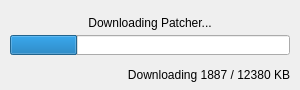
patchkit-net/patchkit-launcher-qt, file src/mainwindow.ui: the form before one commit.
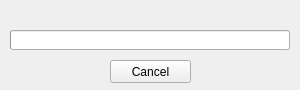
The form after the commit.

What changed in the file:
```diff
--- a/src/mainwindow.ui
+++ b/src/mainwindow.ui
@@ -35,52 +35,52 @@
    <locale language="English" country="UnitedStates"/>
   </property>
   <widget class="QWidget" name="centralWidget">
-   <widget class="QLabel" name="status">
-    <property name="geometry">
-     <rect>
-      <x>0</x>
-      <y>0</y>
-      <width>300</width>
-      <height>30</height>
-     </rect>
-    </property>
-    <property name="text">
-     <string notr="true">Downloading Patcher...</string>
-    </property>
-    <property name="alignment">
-     <set>Qt::AlignBottom|Qt::AlignHCenter</set>
-    </property>
-   </widget>
    <widget class="QProgressBar" name="progressBar">
     <property name="geometry">
      <rect>
       <x>10</x>
-      <y>35</y>
+      <y>30</y>
       <width>280</width>
       <height>20</height>
      </rect>
     </property>
     <property name="value">
-     <number>24</number>
+     <number>0</number>
     </property>
     <property name="textVisible">
      <bool>false</bool>
     </property>
    </widget>
-   <widget class="QLabel" name="downloadStatus">
+   <widget class="QLabel" name="status">
     <property name="geometry">
      <rect>
       <x>10</x>
+      <y>10</y>
+      <width>281</width>
+      <height>16</height>
+     </rect>
+    </property>
+    <property name="layoutDirection">
+     <enum>Qt::LeftToRight</enum>
+    </property>
+    <property name="text">
+     <string notr="true"/>
+    </property>
+    <property name="alignment">
+     <set>Qt::AlignCenter</set>
+    </property>
+   </widget>
+   <widget class="QPushButton" name="cancelButton">
+    <property name="geometry">
+     <rect>
+      <x>110</x>
       <y>60</y>
-      <width>280</width>
-      <height>30</height>
+      <width>81</width>
+      <height>23</height>
      </rect>
     </property>
     <property name="text">
-     <string notr="true">Downloading 1887 / 12380 KB</string>
-    </property>
-    <property name="alignment">
-     <set>Qt::AlignRight|Qt::AlignTrailing|Qt::AlignVCenter</set>
+     <string>Cancel</string>
     </property>
    </widget>
   </widget>
```
